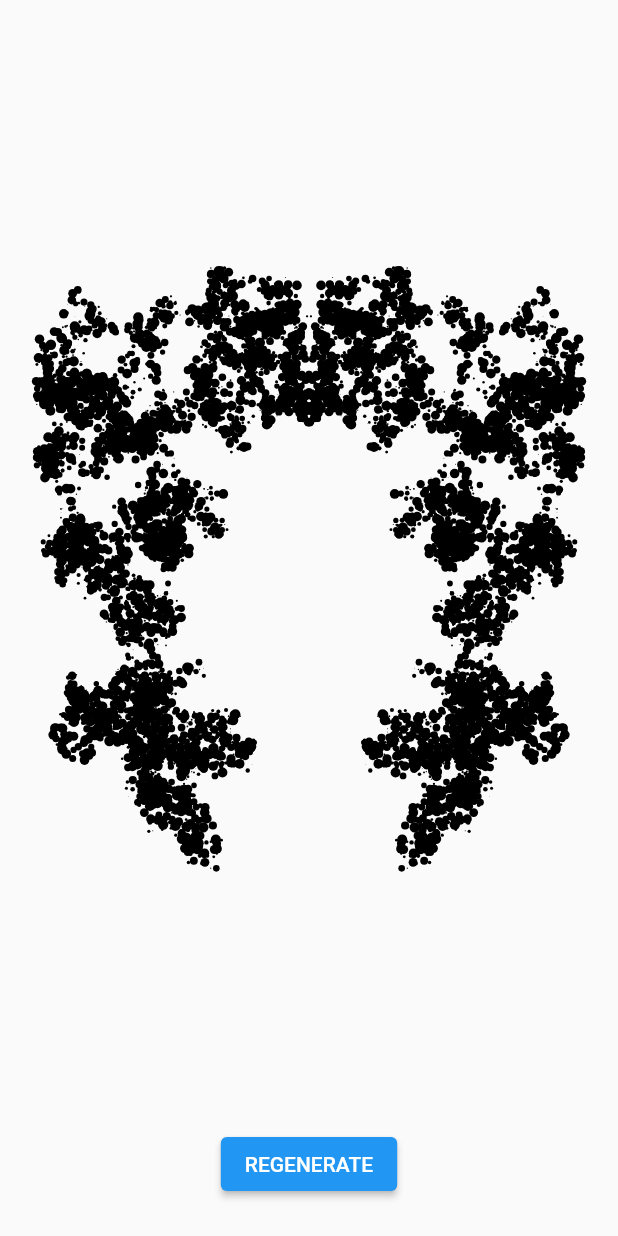
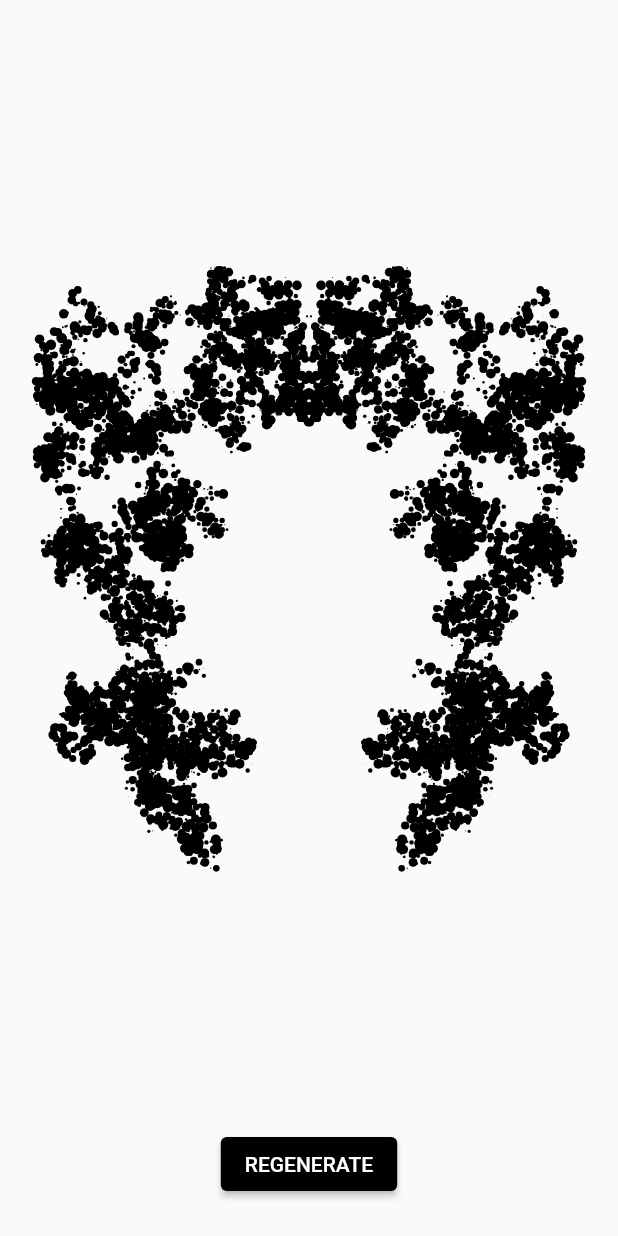
Before and after one commit to anupcowkur/Rorschach, a Flutter app: the screen it shows after launch, on a phone screen of 412 x 824 dp. Run offline on Flutter 3.47's test engine with Material 2 defaults, Android fonts, the phone set to English and light mode, and no system bars.

Commit message:
Change regenerate button colour

```diff
--- a/lib/main.dart
+++ b/lib/main.dart
@@ -19,10 +19,6 @@ class RorschachApp extends StatelessWidget {
   Widget build(BuildContext context) {
     return MaterialApp(
       title: 'Rorschach',
-      theme: ThemeData(
-        primarySwatch: Colors.blue,
-        visualDensity: VisualDensity.adaptivePlatformDensity,
-      ),
       home: Rorschach(),
     );
   }
@@ -126,6 +122,10 @@ class _RorschachState extends State<Rorschach> {
                 ),
                 SizedBox(height: 80),
                 ElevatedButton(
+                    style: ElevatedButton.styleFrom(
+                      primary: Colors.black, // background
+                      onPrimary: Colors.white, // foreground
+                    ),
                     onPressed: () => this.setState(() {
                           _points.clear();
                           _pointsWithRandomOffset.clear();
```
